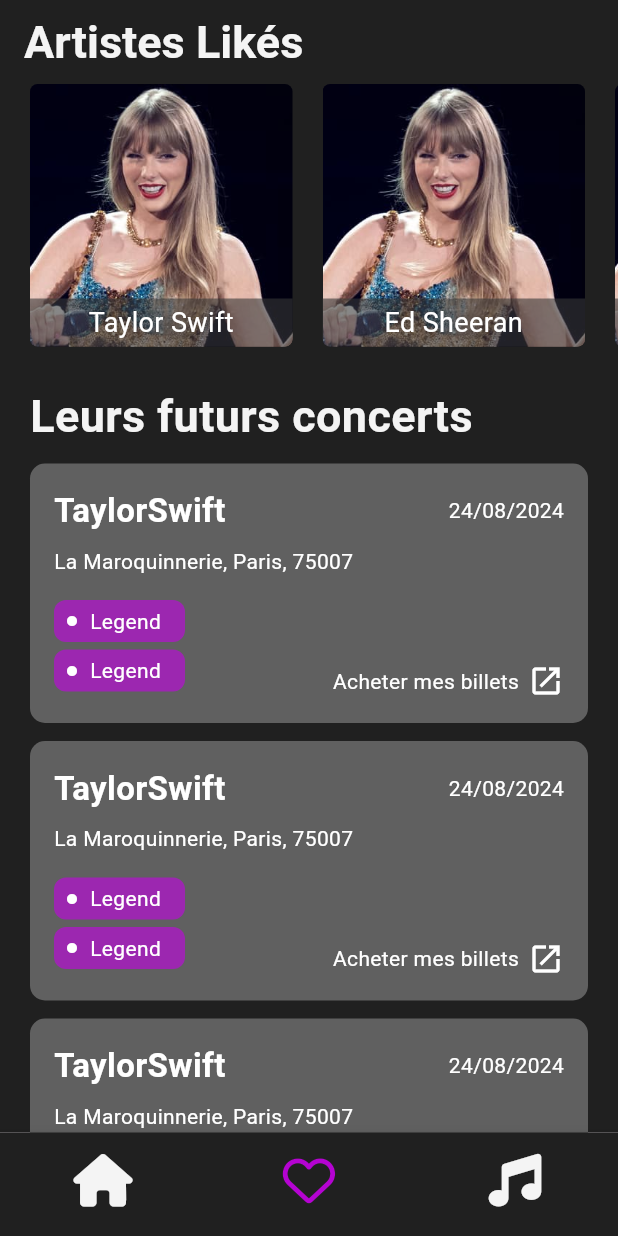
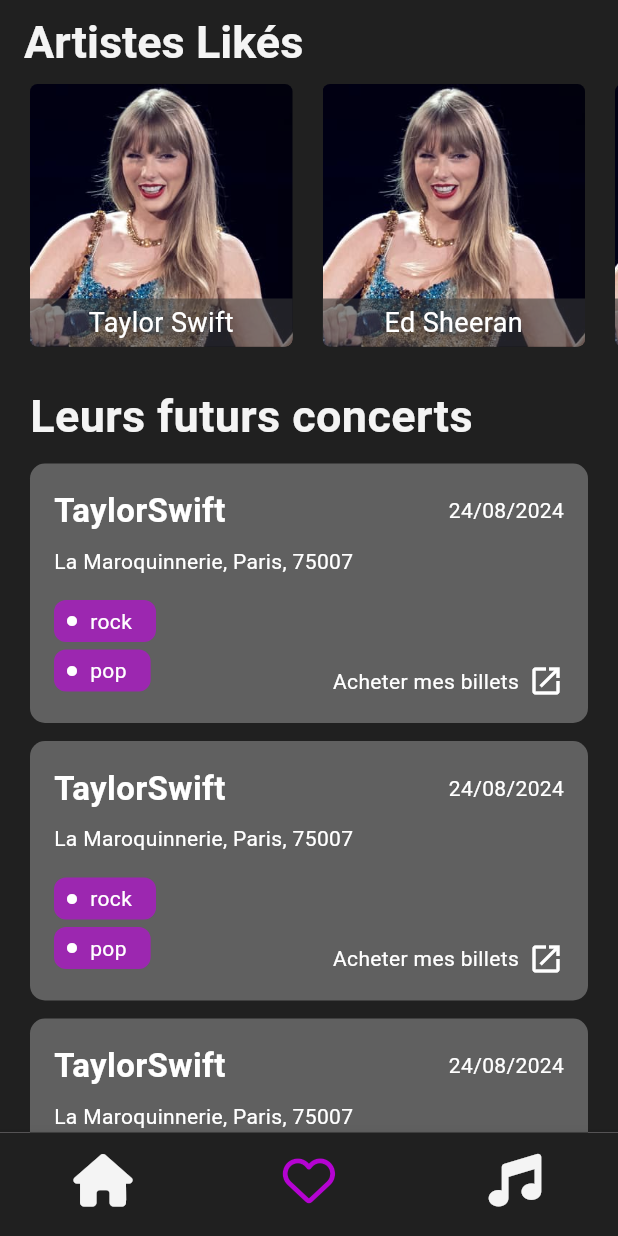
Before and after one commit to SarahOtmane/SpotifyTest, a Flutter app: the screen it shows after launch, item 2 of the bottom bar chosen, on a phone screen of 412 x 824 dp. Run offline on Flutter 3.47's test engine with Material 3 defaults, Android fonts, the phone set to English and light mode, and no system bars; our stand-ins replace flutter_dotenv, font_awesome_flutter; network calls fail.

```diff
--- a/lib/components/artistConcertCard.dart
+++ b/lib/components/artistConcertCard.dart
@@ -74,9 +74,11 @@ class ArtistConcertCard extends StatelessWidget {
                   child: Column(
                     crossAxisAlignment: CrossAxisAlignment.start,
                     children: genres
-                        .map((genre) => const Padding(
-                              padding: EdgeInsets.only(bottom: 5),
-                              child: Genre(),
+                        .map((genre) => Padding(
+                              padding: const EdgeInsets.only(bottom: 5),
+                              child: Genre(
+                                genre: genre,
+                              ),
                             ))
                         .toList(),
                   ),
--- a/lib/components/genre.dart
+++ b/lib/components/genre.dart
@@ -1,7 +1,8 @@
 import 'package:flutter/material.dart';
 
 class Genre extends StatelessWidget {
-  const Genre({super.key});
+  final String genre;
+  const Genre({super.key, required this.genre});
 
   @override
   Widget build(BuildContext context) {
@@ -13,16 +14,16 @@ class Genre extends StatelessWidget {
             borderRadius: BorderRadius.circular(8),
           ),
           padding: const EdgeInsets.symmetric(vertical: 4.0, horizontal: 8.0),
-          child: const Row(
+          child: Row(
             children: [
-              Icon(Icons.circle, color: Colors.white, size: 8),
-              SizedBox(width: 8),
-              Text('Legend',
-                  style: TextStyle(
+              const Icon(Icons.circle, color: Colors.white, size: 8),
+              const SizedBox(width: 8),
+              Text(genre,
+                  style: const TextStyle(
                     color: Colors.white,
                   ),
                   textAlign: TextAlign.center),
-              SizedBox(width: 8),
+              const SizedBox(width: 8),
             ],
           ),
         ),
--- a/lib/data/genreData.dart
+++ b/lib/data/genreData.dart
@@ -1,4 +1,3 @@
-
 class Genre {
   final String name;
   final String id;
@@ -30,4 +29,12 @@ List<Genre> genres = [
     name: 'techno',
     id: '5',
   ),
+  Genre(
+    name: 'rock',
+    id: '5',
+  ),
+  Genre(
+    name: 'rock & roll',
+    id: '5',
+  ),
 ];
--- a/lib/services/artist.dart
+++ b/lib/services/artist.dart
@@ -4,8 +4,9 @@ import 'fetch_api.dart';
 Future<dynamic> fetchArtist() async {
   ApiService apiService = ApiService();
   try {
-    final response = await apiService.get('/attractions');
-    return response;
+    final response = await apiService
+        .get('/attractions', params: {"classificationName": "Music"});
+    return response["_embedded"]["attractions"];
   } catch (e) {
     throw Exception('Failed to fetch data: $e');
   }
```
Also changed, not shown: lib/components/artistCard.dart (+9 -4 lines), lib/data/artistData.dart (+32 -18 lines), lib/screen/home.dart (+32 -13 lines), 1 other file.
